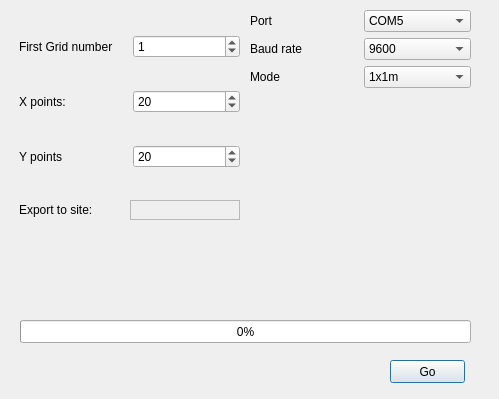
Qt form importlogger.ui (arthurHamel/GeoUI) before a commit.
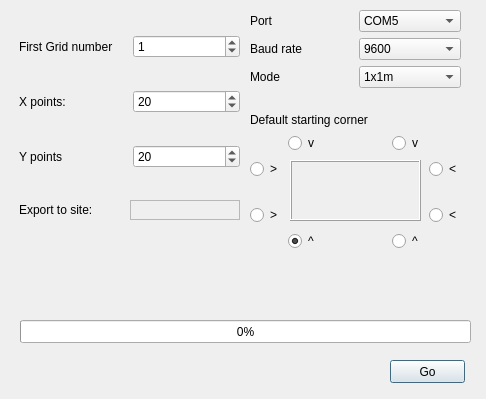
The same form after that commit.

Diff of the .ui file:
```diff
--- a/importlogger.ui
+++ b/importlogger.ui
@@ -6,7 +6,7 @@
    <rect>
     <x>0</x>
     <y>0</y>
-    <width>499</width>
+    <width>486</width>
     <height>399</height>
    </rect>
   </property>
@@ -120,7 +120,7 @@
     <rect>
      <x>250</x>
      <y>10</y>
-     <width>221</width>
+     <width>211</width>
      <height>241</height>
     </rect>
    </property>
@@ -226,6 +226,102 @@
       </property>
      </spacer>
     </item>
+    <item>
+     <widget class="QLabel" name="label_8">
+      <property name="text">
+       <string>Default starting corner</string>
+      </property>
+     </widget>
+    </item>
+    <item>
+     <layout class="QGridLayout" name="gridLayout">
+      <item row="4" column="1">
+       <widget class="QRadioButton" name="SWV">
+        <property name="text">
+         <string>^</string>
+        </property>
+        <property name="checked">
+         <bool>true</bool>
+        </property>
+       </widget>
+      </item>
+      <item row="0" column="1">
+       <widget class="QRadioButton" name="NWV">
+        <property name="text">
+         <string>v</string>
+        </property>
+       </widget>
+      </item>
+      <item row="1" column="0">
+       <widget class="QRadioButton" name="NWH">
+        <property name="text">
+         <string>&gt;</string>
+        </property>
+       </widget>
+      </item>
+      <item row="0" column="3">
+       <widget class="QRadioButton" name="NEV">
+        <property name="text">
+         <string>v</string>
+        </property>
+       </widget>
+      </item>
+      <item row="1" column="2">
+       <spacer name="horizontalSpacer">
+        <property name="orientation">
+         <enum>Qt::Horizontal</enum>
+        </property>
+        <property name="sizeHint" stdset="0">
+         <size>
+          <width>40</width>
+          <height>20</height>
+         </size>
+        </property>
+       </spacer>
+      </item>
+      <item row="4" column="3">
+       <widget class="QRadioButton" name="SEV">
+        <property name="text">
+         <string>^</string>
+        </property>
+       </widget>
+      </item>
+      <item row="3" column="4">
+       <widget class="QRadioButton" name="SEH">
+        <property name="text">
+         <string>&lt;</string>
+        </property>
+       </widget>
+      </item>
+      <item row="2" column="1">
+       <spacer name="verticalSpacer_2">
+        <property name="orientation">
+         <enum>Qt::Vertical</enum>
+        </property>
+        <property name="sizeHint" stdset="0">
+         <size>
+          <width>20</width>
+          <height>40</height>
+         </size>
+        </property>
+       </spacer>
+      </item>
+      <item row="1" column="4">
+       <widget class="QRadioButton" name="NEH">
+        <property name="text">
+         <string>&lt;</string>
+        </property>
+       </widget>
+      </item>
+      <item row="3" column="0">
+       <widget class="QRadioButton" name="SWH">
+        <property name="text">
+         <string>&gt;</string>
+        </property>
+       </widget>
+      </item>
+     </layout>
+    </item>
    </layout>
   </widget>
   <widget class="QProgressBar" name="progressBar">
@@ -267,6 +363,22 @@
     <string>Go</string>
    </property>
   </widget>
+  <widget class="QFrame" name="frame">
+   <property name="geometry">
+    <rect>
+     <x>290</x>
+     <y>160</y>
+     <width>131</width>
+     <height>61</height>
+    </rect>
+   </property>
+   <property name="frameShape">
+    <enum>QFrame::Box</enum>
+   </property>
+   <property name="frameShadow">
+    <enum>QFrame::Raised</enum>
+   </property>
+  </widget>
  </widget>
  <resources/>
  <connections/>
```
